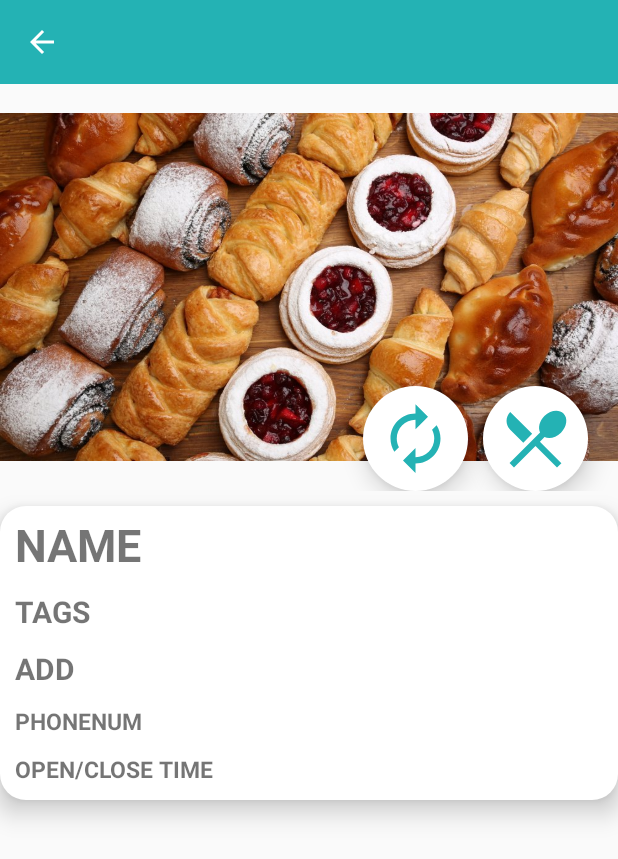
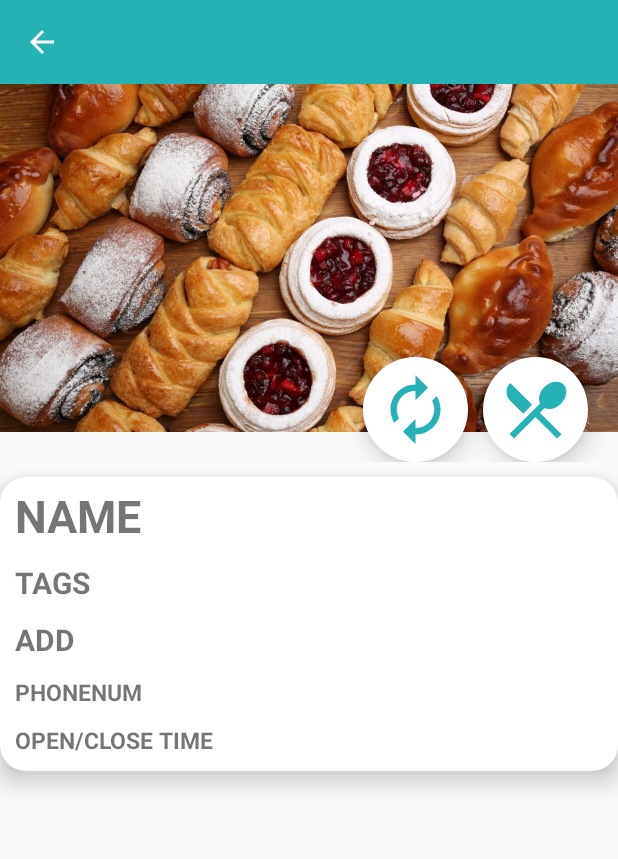
Before and after one commit to congminh090800/GOeAT, an Android app: the screen it shows after launch (DashboardActivity), on a phone screen of 412 x 824 dp. Shown: the top 859 px of the screen. Run offline under Robolectric (Android 15) with nearby library versions, the phone set to English and light mode, and no system bars; libraries missing offline, so code that uses them is left out: org.osmdroid.util; 3 statements that could not run were skipped.

Commit message:
restyle alittle

```diff
--- a/app/src/main/java/com/example/goeat/GeocodingAsync.java
+++ b/app/src/main/java/com/example/goeat/GeocodingAsync.java
@@ -89,8 +89,6 @@ public class GeocodingAsync extends AsyncTask<Void, Void, Address> implements Lo
 
     @Override
     protected void onPostExecute(Address address) {
-        TextView txtLocation=contextParent.findViewById(R.id.txtLocation);
-        txtLocation.setText(getAddressStr(address));
     }
 
     public Address getAddress(GeoPoint p){
--- a/app/src/main/java/com/example/goeat/MainActivity.java
+++ b/app/src/main/java/com/example/goeat/MainActivity.java
@@ -240,7 +240,7 @@ public class MainActivity extends AppCompatActivity implements LocationListener,
         mLadtitude=getDouble(sharedPref,"mStartLadtitude",0);
         mLongtitude=getDouble(sharedPref,"mStartLongtitude",0);
         mStartPoint=new GeoPoint(mLadtitude,mLongtitude);
-        mEndPoint=new GeoPoint(10.8535, 106.7932);
+        mEndPoint=new GeoPoint(10.8759, 106.7990);
         if (mStartPoint==null || mEndPoint==null) return;
         waypoints.add(mStartPoint);
         waypoints.add(mEndPoint);
@@ -285,7 +285,7 @@ public class MainActivity extends AppCompatActivity implements LocationListener,
 
         }
 
-        return new BoundingBox(nord+0.02, est+0.02, sud-0.02, ovest-0.02);
+        return new BoundingBox(nord+0.005, est+0.005, sud-0.005, ovest-0.005);
 
     }
     BoundingBox mInitialBoundingBox = null;
--- a/app/src/main/java/com/example/goeat/RoutingAsync.java
+++ b/app/src/main/java/com/example/goeat/RoutingAsync.java
@@ -41,7 +41,7 @@ public class RoutingAsync extends AsyncTask<ArrayList<GeoPoint>, Void, Road> {
     protected void onPostExecute(Road result) {
         MapView map=mContext.findViewById(R.id.map);
         TextView routeLen=mContext.findViewById(R.id.routeLength);
-        Polyline roadOverlay = RoadManager.buildRoadOverlay(result, Color.parseColor("#669df6"),20);
+        Polyline roadOverlay = RoadManager.buildRoadOverlay(result, Color.parseColor("#24B2B4"),20);
         roadOverlay.getOutlinePaint().setStrokeCap(Paint.Cap.ROUND);
         routeLen.setText("Distance: "+Integer.toString((int)Math.round(roadOverlay.getDistance()/1000d))+" km");
         map.getOverlays().add(0,roadOverlay);
--- a/app/src/main/res/layout/activity_dashboard.xml
+++ b/app/src/main/res/layout/activity_dashboard.xml
@@ -6,11 +6,6 @@
     android:layout_height="match_parent"
     android:orientation="vertical"
     tools:context=".DashboardActivity">
-
-        <TextView
-            android:id="@+id/txtLocation"
-            android:layout_width="match_parent"
-            android:layout_height="wrap_content" />
 
     <RelativeLayout
         android:layout_width="match_parent"
```
